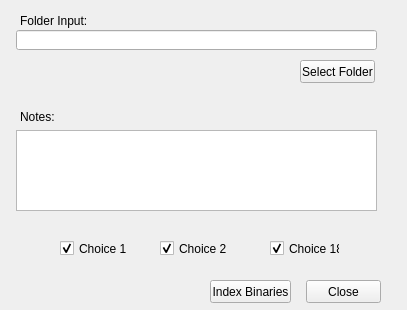
Qt form BinAuthorPlugin/Views/UI/BinaryIndexing.ui (g4hsean/BinAuthor) before a commit.
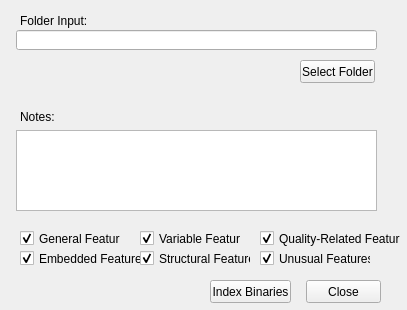
The same form after that commit.

Commit message: Updated the Binary Indexing interface window to show 6 feature choices instead of 3

Diff of the .ui file:
```diff
--- a/BinAuthorPlugin/Views/UI/BinaryIndexing.ui
+++ b/BinAuthorPlugin/Views/UI/BinaryIndexing.ui
@@ -58,14 +58,14 @@
   <widget class="QCheckBox" name="checkBox">
    <property name="geometry">
     <rect>
-     <x>60</x>
-     <y>240</y>
-     <width>70</width>
+     <x>20</x>
+     <y>230</y>
+     <width>101</width>
      <height>17</height>
     </rect>
    </property>
    <property name="text">
-    <string>Choice 1</string>
+    <string>General Features</string>
    </property>
    <property name="checked">
     <bool>true</bool>
@@ -74,14 +74,14 @@
   <widget class="QCheckBox" name="checkBox_2">
    <property name="geometry">
     <rect>
-     <x>160</x>
-     <y>240</y>
-     <width>70</width>
+     <x>140</x>
+     <y>230</y>
+     <width>101</width>
      <height>17</height>
     </rect>
    </property>
    <property name="text">
-    <string>Choice 2</string>
+    <string>Variable Features</string>
    </property>
    <property name="checked">
     <bool>true</bool>
@@ -90,14 +90,14 @@
   <widget class="QCheckBox" name="checkBox_3">
    <property name="geometry">
     <rect>
-     <x>270</x>
-     <y>240</y>
-     <width>70</width>
+     <x>260</x>
+     <y>230</y>
+     <width>141</width>
      <height>17</height>
     </rect>
    </property>
    <property name="text">
-    <string>Choice 18</string>
+    <string>Quality-Related Features</string>
    </property>
    <property name="checked">
     <bool>true</bool>
@@ -152,6 +152,54 @@
     <string>Index Binaries</string>
    </property>
   </widget>
+  <widget class="QCheckBox" name="checkBox_4">
+   <property name="geometry">
+    <rect>
+     <x>20</x>
+     <y>250</y>
+     <width>121</width>
+     <height>17</height>
+    </rect>
+   </property>
+   <property name="text">
+    <string>Embedded Features</string>
+   </property>
+   <property name="checked">
+    <bool>true</bool>
+   </property>
+  </widget>
+  <widget class="QCheckBox" name="checkBox_5">
+   <property name="geometry">
+    <rect>
+     <x>140</x>
+     <y>250</y>
+     <width>111</width>
+     <height>17</height>
+    </rect>
+   </property>
+   <property name="text">
+    <string>Structural Features</string>
+   </property>
+   <property name="checked">
+    <bool>true</bool>
+   </property>
+  </widget>
+  <widget class="QCheckBox" name="checkBox_6">
+   <property name="geometry">
+    <rect>
+     <x>260</x>
+     <y>250</y>
+     <width>111</width>
+     <height>17</height>
+    </rect>
+   </property>
+   <property name="text">
+    <string>Unusual Features</string>
+   </property>
+   <property name="checked">
+    <bool>true</bool>
+   </property>
+  </widget>
  </widget>
  <resources/>
  <connections/>
```
The commit also changes 3 other files.
